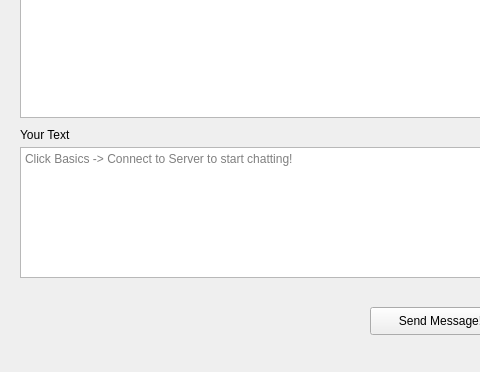
This is mainwindow.ui in Galaxies99/MS125-chatroom-client as Qt 5 draws it before an edit; both pictures show x 0 to 480 and y 279 to 651 of the 891 by 651 pixel window. The edited form follows.
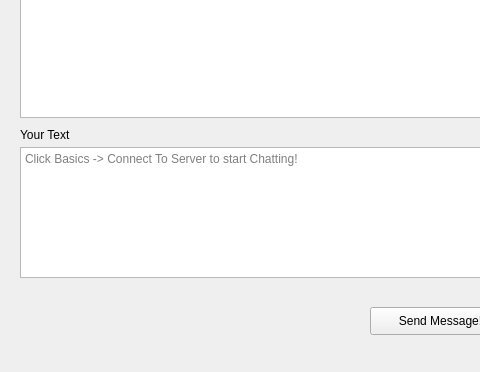
This is the edited form.

The edit to the form file:
```diff
--- a/mainwindow.ui
+++ b/mainwindow.ui
@@ -47,7 +47,7 @@
      </rect>
     </property>
     <property name="placeholderText">
-     <string>Click Basics -&gt; Connect to Server to start chatting!</string>
+     <string>Click Basics -&gt; Connect To Server to start Chatting!</string>
     </property>
    </widget>
    <widget class="QLabel" name="label">
```
